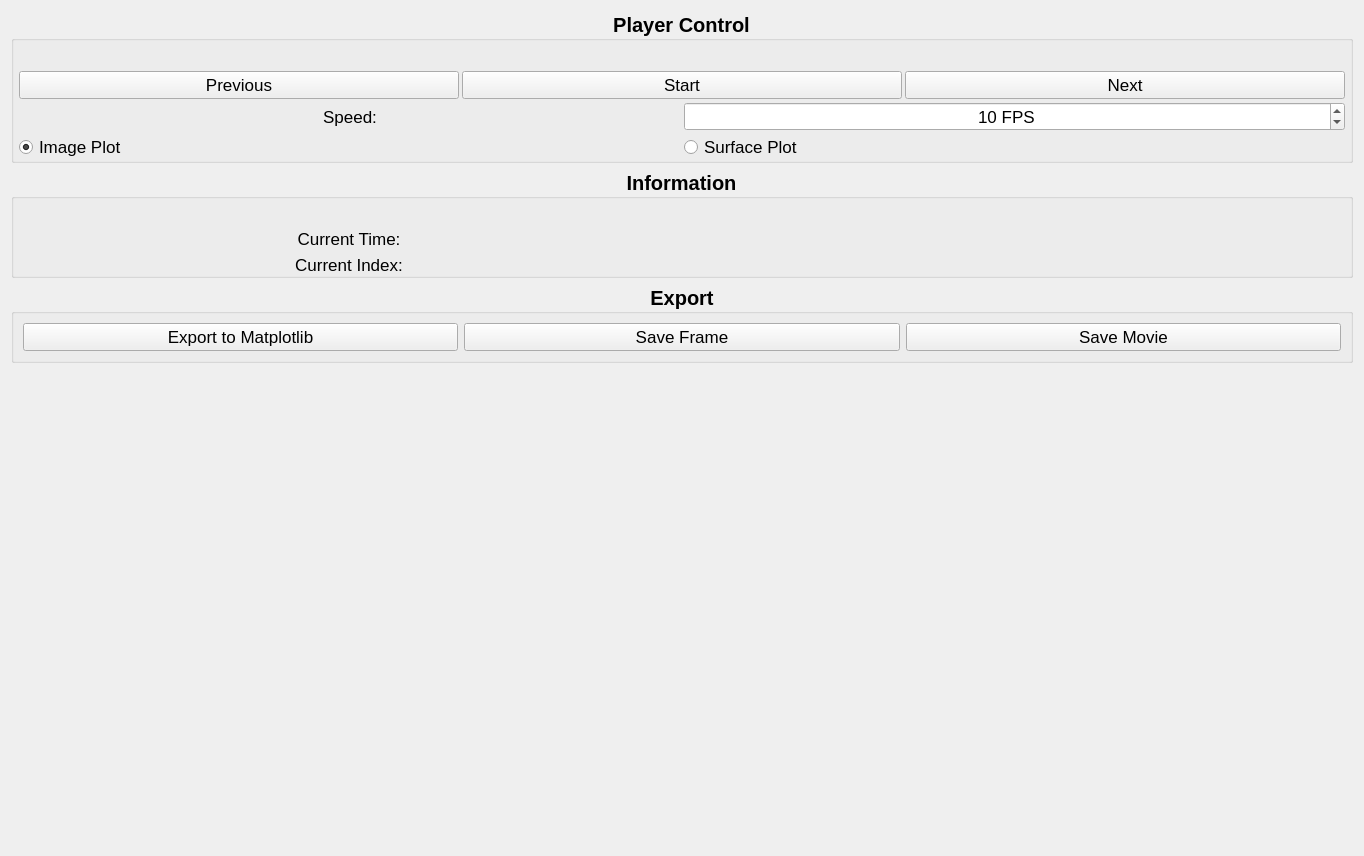
First picture: the form in dirac/gui/player/player.ui, repository brands-d/Dirac, before the edit.
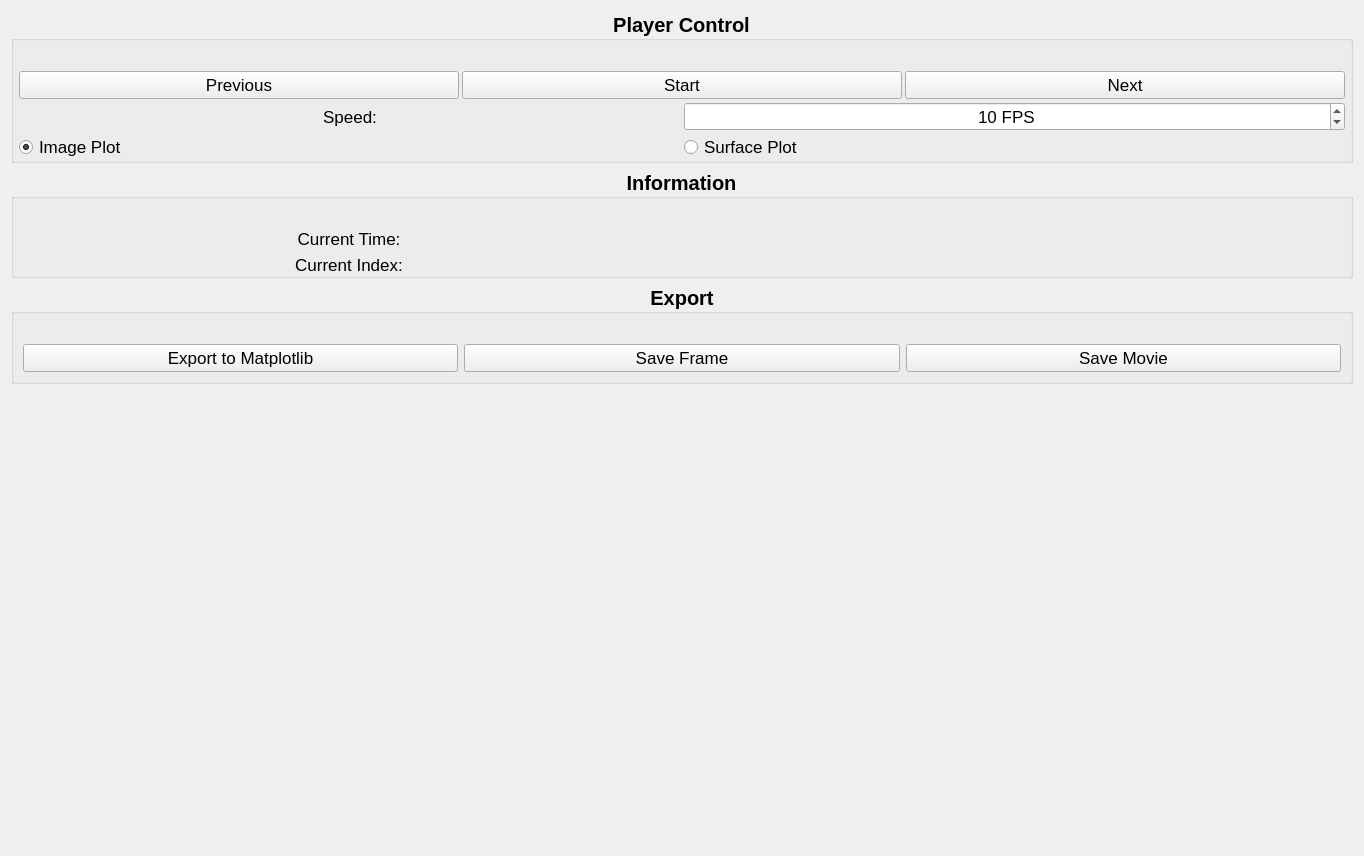
Second picture: the form after the edit.

What changed in the file:
```diff
--- a/dirac/gui/player/player.ui
+++ b/dirac/gui/player/player.ui
@@ -327,6 +327,9 @@
         <set>Qt::AlignCenter</set>
        </property>
        <layout class="QVBoxLayout" name="verticalLayout_2">
+        <property name="topMargin">
+         <number>30</number>
+        </property>
         <item>
          <layout class="QHBoxLayout" name="horizontalLayout_4">
           <item>
```
